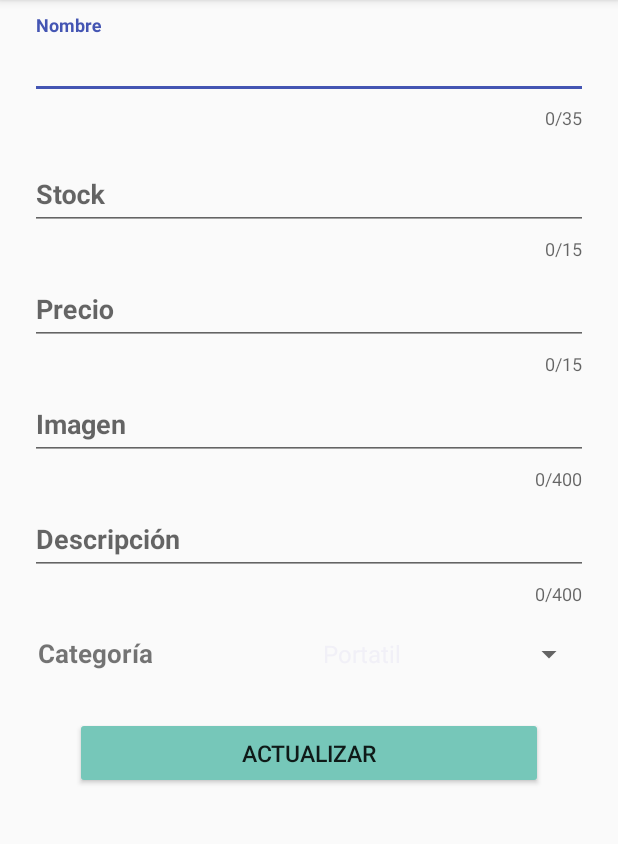
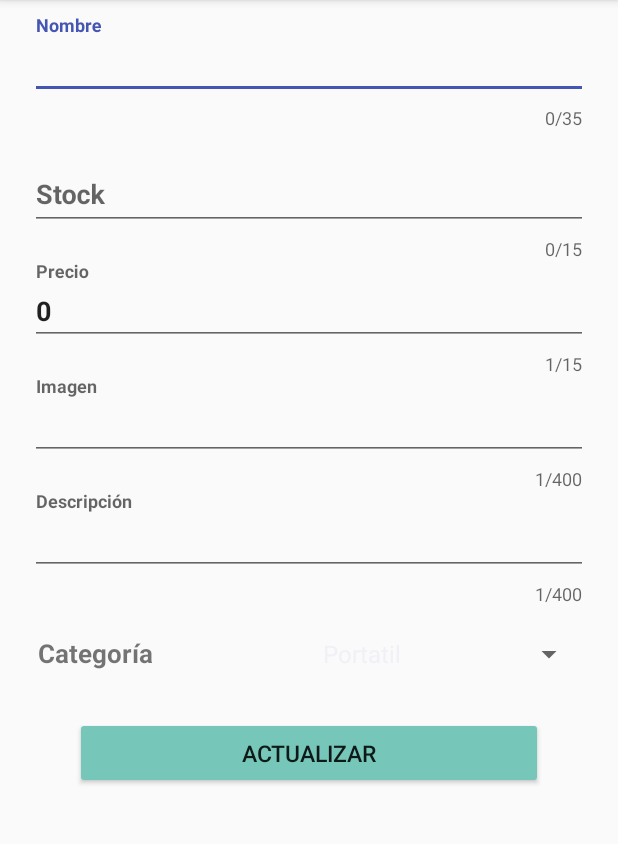
Before and after one commit to miguelin9/TiendaRetrofit, an Android app: the ArticuloPUTActivity screen opened directly, with no data from a screen before it, on a phone screen of 412 x 824 dp, the part 84-928 px from its top. Run offline under Robolectric (Android 15) with nearby library versions, the phone set to English and light mode, and no system bars; our stand-ins replace ButterKnife; 1 statement that could not run was skipped.

```diff
--- a/app/src/main/java/danielymiguel/tiendamvp/MainActivity.java
+++ b/app/src/main/java/danielymiguel/tiendamvp/MainActivity.java
@@ -14,6 +14,7 @@ import android.view.Menu;
 import android.view.MenuItem;
 import butterknife.BindView;
 import butterknife.ButterKnife;
+import danielymiguel.tiendamvp.insertarArticulos.ArticuloPOSTActivity;
 import danielymiguel.tiendamvp.listaArticulos.ArticulosActivity;
 
 public class MainActivity extends AppCompatActivity implements NavigationView.OnNavigationItemSelectedListener{
@@ -117,8 +118,8 @@ public class MainActivity extends AppCompatActivity implements NavigationView.On
 
         } else if (id == R.id.anadirM) {
             //Activity del menu anadirM
-//            Intent intent = new Intent(AppContexto.getContexto(), ArticuloPOSTActivity.class);
-//            startActivity(intent);
+            Intent intent = new Intent(AppContexto.getContexto(), ArticuloPOSTActivity.class);
+            startActivity(intent);
 
         }
 //        else if (id == R.id.inventarioM) {
--- a/app/src/main/java/danielymiguel/tiendamvp/articuloDetalle/ArticuloDetalleContract.java
+++ b/app/src/main/java/danielymiguel/tiendamvp/articuloDetalle/ArticuloDetalleContract.java
@@ -9,7 +9,7 @@ public interface ArticuloDetalleContract {
     }
 
     interface Presenter {
-        void cargaArticulo(int posicion);
-        void borrarArticulo(String codigo);
+        void cargaArticulo(int codigo);
+        void borrarArticulo(int codigo);
     }
 }
--- a/app/src/main/java/danielymiguel/tiendamvp/insertarArticulos/ArticuloPOSTContract.java
+++ b/app/src/main/java/danielymiguel/tiendamvp/insertarArticulos/ArticuloPOSTContract.java
@@ -1,6 +1,8 @@
 package danielymiguel.tiendamvp.insertarArticulos;
 
 import android.widget.Spinner;
+
+import danielymiguel.tiendamvp.modelos.Articulo;
 
 public interface ArticuloPOSTContract {
 
@@ -14,6 +16,6 @@ public interface ArticuloPOSTContract {
 
     // El presentador será el encargado de enviar la petición.
     interface Presenter {
-        void insertarArticulo (String codigo, String nombre, String categoria, String stock, String precio, String imagen, String descripcion);
+        void insertarArticulo (Articulo articulo);
     }
 }
--- a/app/src/main/java/danielymiguel/tiendamvp/listaArticulos/ArticulosPresenter.java
+++ b/app/src/main/java/danielymiguel/tiendamvp/listaArticulos/ArticulosPresenter.java
@@ -43,7 +43,7 @@ public class ArticulosPresenter implements ArticulosContract.Presenter {
 
             @Override
             public void onFailure(Call<List<Articulo>> call, Throwable t) {
-                Toast.makeText(AppContexto.getContexto(), "ERROR EN EL SERVICIO", Toast.LENGTH_SHORT).show();
+                Toast.makeText(AppContexto.getContexto(), "Error al obtener los datos", Toast.LENGTH_SHORT).show();
             }
         });
     }
--- a/app/src/main/java/danielymiguel/tiendamvp/modelos/api/ApiRest.java
+++ b/app/src/main/java/danielymiguel/tiendamvp/modelos/api/ApiRest.java
@@ -12,15 +12,18 @@ import retrofit2.http.Path;
 
 public interface ApiRest {
 
-    @POST("/articulos")
+    @POST("articulos")
     Call<Articulo> guardarArticulo(@Body Articulo articulo);
 
-    @GET("/articulos")
+    @GET("articulos")
     Call<List<Articulo>> obtenerArticulos();
 
-    @DELETE("/articulos/{codigo}")
+    @GET("articulos/{codigo}")
+    Call<List<Articulo>> obtenerArticulo(@Path("codigo") int codigo);
+
+    @DELETE("articulos/{codigo}")
     Call<Articulo> borrarArticulo(@Path("codigo") int codigo);
 
-    @PUT("/articulos/{codigo}")
+    @PUT("articulos/{codigo}")
     Call<Articulo> actualizarArticulo(@Path("codigo") int codigo);
 }
--- a/app/src/main/java/danielymiguel/tiendamvp/modelos/api/RetrofitAPI.java
+++ b/app/src/main/java/danielymiguel/tiendamvp/modelos/api/RetrofitAPI.java
@@ -9,7 +9,7 @@ import retrofit2.converter.gson.GsonConverterFactory;
 
 public class RetrofitAPI {
 
-    public static final String url = "http://52.47.123.57:5000/";
+    public static final String url = "http://52.47.123.57:5000";
     private static Retrofit retrofit = null;
 
     // Devuelve el cliente con la ruta del server
--- a/app/src/main/res/layout/articulo_detalle_activity.xml
+++ b/app/src/main/res/layout/articulo_detalle_activity.xml
@@ -10,7 +10,7 @@
     android:orientation="vertical"
     android:padding="5dp">
 
-    <com.android.volley.toolbox.NetworkImageView
+    <ImageView
         android:id="@+id/detalle_imagen"
         android:layout_width="200dp"
         android:layout_height="200dp"
--- a/app/src/main/res/layout/formulario_anadir.xml
+++ b/app/src/main/res/layout/formulario_anadir.xml
@@ -38,7 +38,7 @@
                 android:hint="@string/fcodigo"
                 android:inputType="number"
                 android:maxLength="15"
-                android:textStyle="bold" />
+                android:textStyle="bold"/>
 
         </android.support.design.widget.TextInputLayout>
 
@@ -110,7 +110,8 @@
                 android:hint="Precio"
                 android:inputType="numberDecimal"
                 android:maxLength="15"
-                android:textStyle="bold" />
+                android:textStyle="bold"
+                android:text="0"/>
 
         </android.support.design.widget.TextInputLayout>
 
@@ -128,7 +129,7 @@
                 android:layout_height="wrap_content"
                 android:hint="Imagen"
                 android:inputType="textUri"
-                android:text=""
+                android:text=" "
                 android:textStyle="bold" />
 
         </android.support.design.widget.TextInputLayout>
@@ -148,7 +149,8 @@
                 android:hint="@string/fdescripcion"
                 android:inputType="textMultiLine"
                 android:maxLength="300"
-                android:textStyle="bold" />
+                android:textStyle="bold"
+                android:text=" "/>
 
         </android.support.design.widget.TextInputLayout>
 
```
Also changed, not shown: app/src/main/java/danielymiguel/tiendamvp/articuloDetalle/ArticuloDetalleActivity.java (+12 -14 lines), app/src/main/java/danielymiguel/tiendamvp/articuloDetalle/ArticuloDetallePresenter.java (+36 -28 lines), app/src/main/java/danielymiguel/tiendamvp/insertarArticulos/ArticuloPOSTActivity.java (+4 -6 lines), app/src/main/java/danielymiguel/tiendamvp/insertarArticulos/ArticuloPOSTPresenter.java (+24 -7 lines), app/src/main/java/danielymiguel/tiendamvp/listaArticulos/ArticulosActivity.java (+6 -4 lines), 1 other file.
